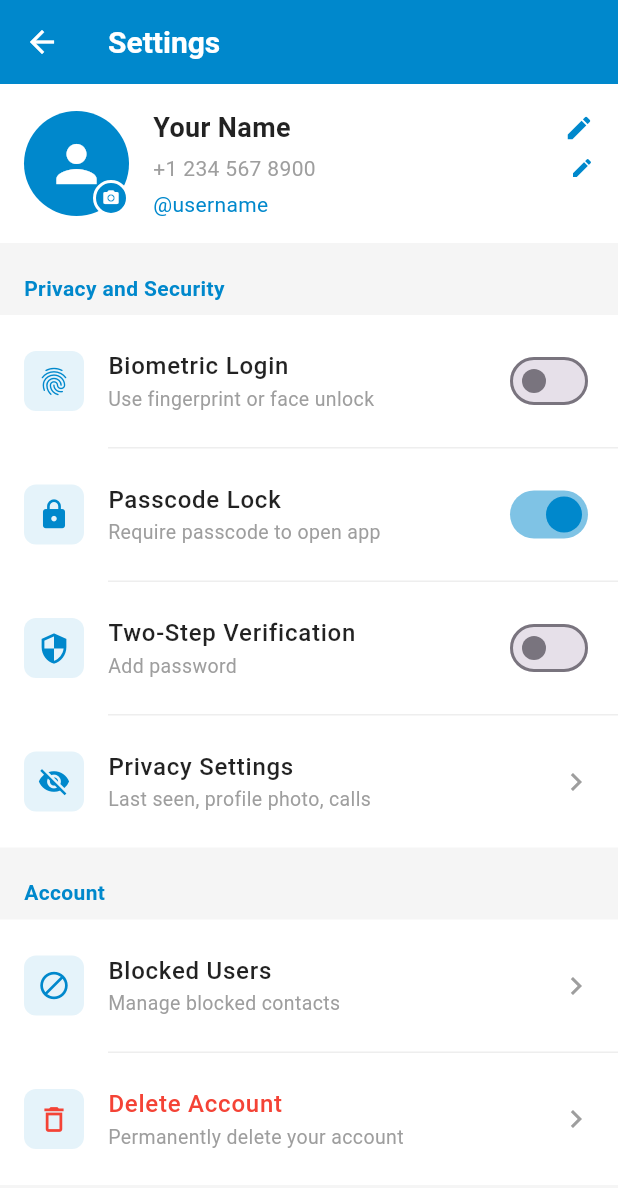
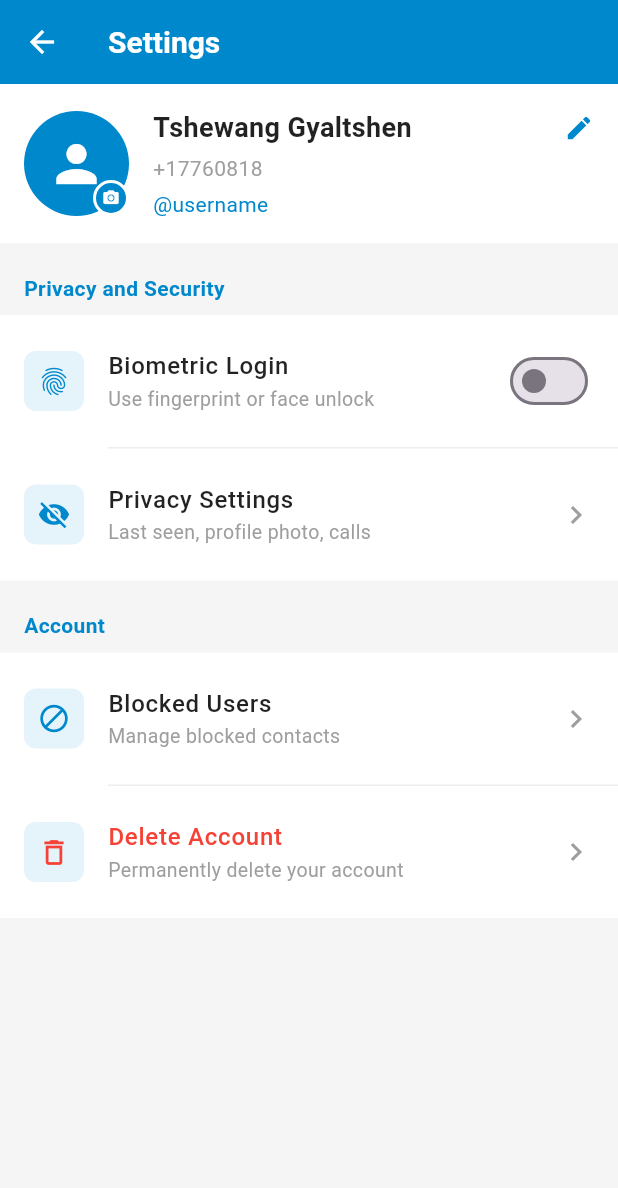
Before and after one commit to Tshewang2022/voice, a Flutter app: the SettingScreen screen opened by its route, on a phone screen of 412 x 824 dp. Shown: the top 1188 px of the screen. Run offline on Flutter 3.47's test engine with Material 3 defaults, Android fonts, the phone set to English and light mode, and no system bars.

Commit message:
now its on the new mission

```diff
--- a/frontend/lib/screens/setting/setting.dart
+++ b/frontend/lib/screens/setting/setting.dart
@@ -11,7 +11,6 @@ class SettingScreen extends StatefulWidget {
 class _SettingScreenState extends State<SettingScreen> {
   bool _biometricEnabled = false;
   bool _twoStepVerification = false;
-  bool _passcodeEnabled = true;
 
   @override
   Widget build(BuildContext context) {
@@ -57,36 +56,7 @@ class _SettingScreenState extends State<SettingScreen> {
                 activeColor: const Color(0xFF0088CC),
               ),
             ),
-            _buildDivider(),
-            _buildSettingsTile(
-              icon: Icons.lock,
-              title: 'Passcode Lock',
-              subtitle: 'Require passcode to open app',
-              trailing: Switch(
-                value: _passcodeEnabled,
-                onChanged: (value) {
-                  setState(() {
-                    _passcodeEnabled = value;
-                  });
-                },
-                activeColor: const Color(0xFF0088CC),
-              ),
-            ),
-            _buildDivider(),
-            _buildSettingsTile(
-              icon: Icons.security,
-              title: 'Two-Step Verification',
-              subtitle: _twoStepVerification ? 'Enabled' : 'Add password',
-              trailing: Switch(
-                value: _twoStepVerification,
-                onChanged: (value) {
-                  setState(() {
-                    _twoStepVerification = value;
-                  });
-                },
-                activeColor: const Color(0xFF0088CC),
-              ),
-            ),
+
             _buildDivider(),
             _buildSettingsTile(
               icon: Icons.visibility_off,
@@ -188,7 +158,7 @@ class _SettingScreenState extends State<SettingScreen> {
 
           const SizedBox(width: 16),
 
-          // Profile Info
+          // Profile Info, we can minimized the multiple screen
           Expanded(
             child: Column(
               crossAxisAlignment: CrossAxisAlignment.start,
@@ -197,7 +167,7 @@ class _SettingScreenState extends State<SettingScreen> {
                   children: [
                     const Expanded(
                       child: Text(
-                        'Your Name',
+                        'Tshewang Gyaltshen',
                         style: TextStyle(
                           fontSize: 18,
                           fontWeight: FontWeight.w600,
@@ -225,26 +195,26 @@ class _SettingScreenState extends State<SettingScreen> {
                   children: [
                     const Expanded(
                       child: Text(
-                        '+1 234 567 8900',
+                        '+17760818',
                         style: TextStyle(
                           fontSize: 14,
                           color: Colors.grey,
                         ),
                       ),
                     ),
-                    GestureDetector(
-                      onTap: () {
-                        // Navigate to mobile number edit
-                        ScaffoldMessenger.of(context).showSnackBar(
-                          const SnackBar(content: Text('Edit Mobile Number tapped')),
-                        );
-                      },
-                      child: const Icon(
-                        Icons.edit,
-                        size: 16,
-                        color: Color(0xFF0088CC),
-                      ),
-                    ),
+                    // GestureDetector(
+                    //   onTap: () {
+                    //     // Navigate to mobile number edit
+                    //     ScaffoldMessenger.of(context).showSnackBar(
+                    //       const SnackBar(content: Text('Edit Mobile Number tapped')),
+                    //     );
+                    //   },
+                    //   child: const Icon(
+                    //     Icons.edit,
+                    //     size: 16,
+                    //     color: Color(0xFF0088CC),
+                    //   ),
+                    // ),
                   ],
                 ),
                 const SizedBox(height: 4),
```
Also changed, not shown: frontend/lib/screens/home.dart (+47 -13 lines), 4 other files.
